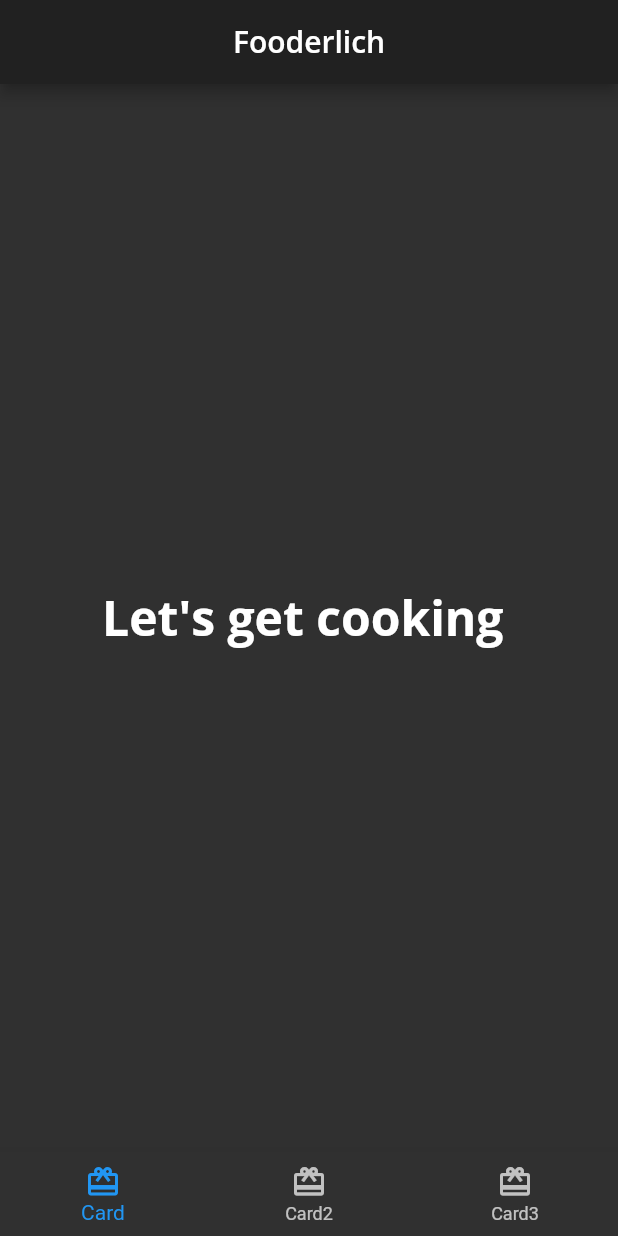
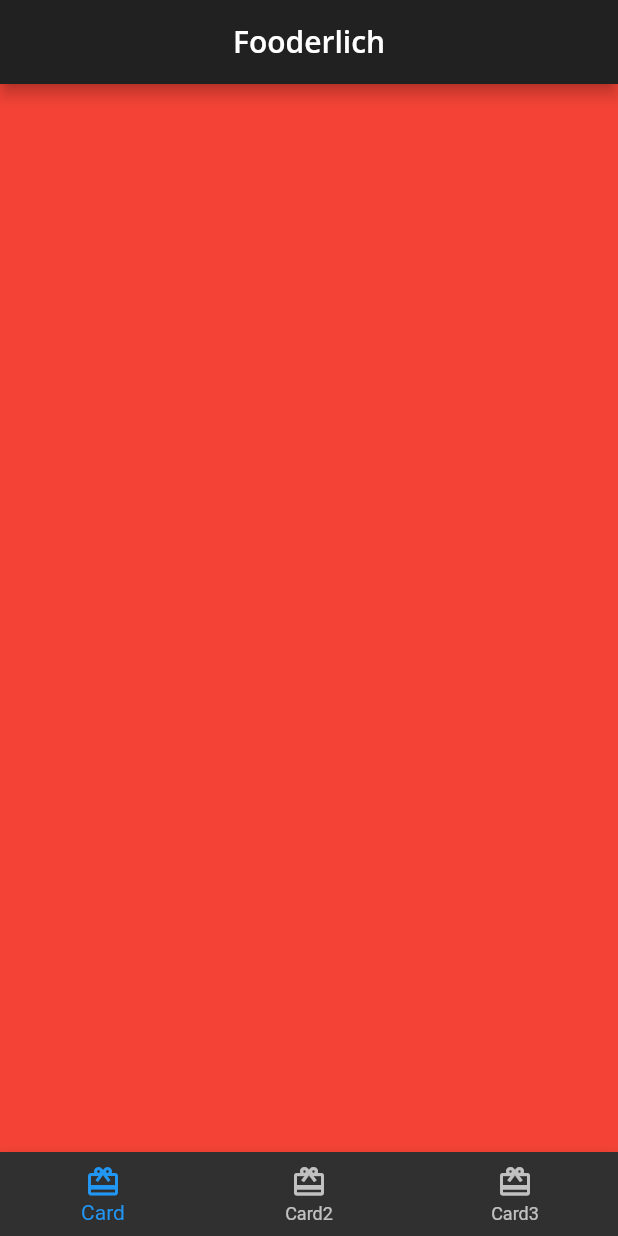
Before and after one commit to Uwi0/fooder_lich02062021, a Flutter app: the screen it shows after launch, on a phone screen of 412 x 824 dp. Run offline on Flutter 3.47's test engine with Material 2 defaults, Android fonts, the phone set to English and light mode, and no system bars; our stand-ins replace google_fonts.

Commit message:
bottom navigation setup

```diff
--- a/lib/home.dart
+++ b/lib/home.dart
@@ -8,6 +8,19 @@ class Home extends StatefulWidget{
 }
 
 class _HomeState extends State<Home> {
+  int _selectedIndex = 0;
+
+  static List<Widget> pages = <Widget>[
+    Container(color: Colors.red,),
+    Container(color: Colors.green),
+    Container(color: Colors.blue,)
+  ];
+
+  void _onItemTapped(int index){
+    setState(() {
+      _selectedIndex = index;
+    });
+  }
   @override
   Widget build(BuildContext context) {
     return Scaffold(
@@ -15,13 +28,10 @@ class _HomeState extends State<Home> {
         title: Text('Fooderlich', style: Theme.of(context).textTheme.headline6,),
         centerTitle: true,
       ),
-      body: Center(
-          child: Text(
-            'Let\'s get cooking ',
-            style: Theme.of(context).textTheme.headline1,
-          )
-      ),
+      body: pages[_selectedIndex],
       bottomNavigationBar: BottomNavigationBar(
+        currentIndex: _selectedIndex,
+        onTap: _onItemTapped,
         // ignore: deprecated_member_use
         selectedItemColor: Theme.of(context).textSelectionColor,
         items: <BottomNavigationBarItem>[
```
